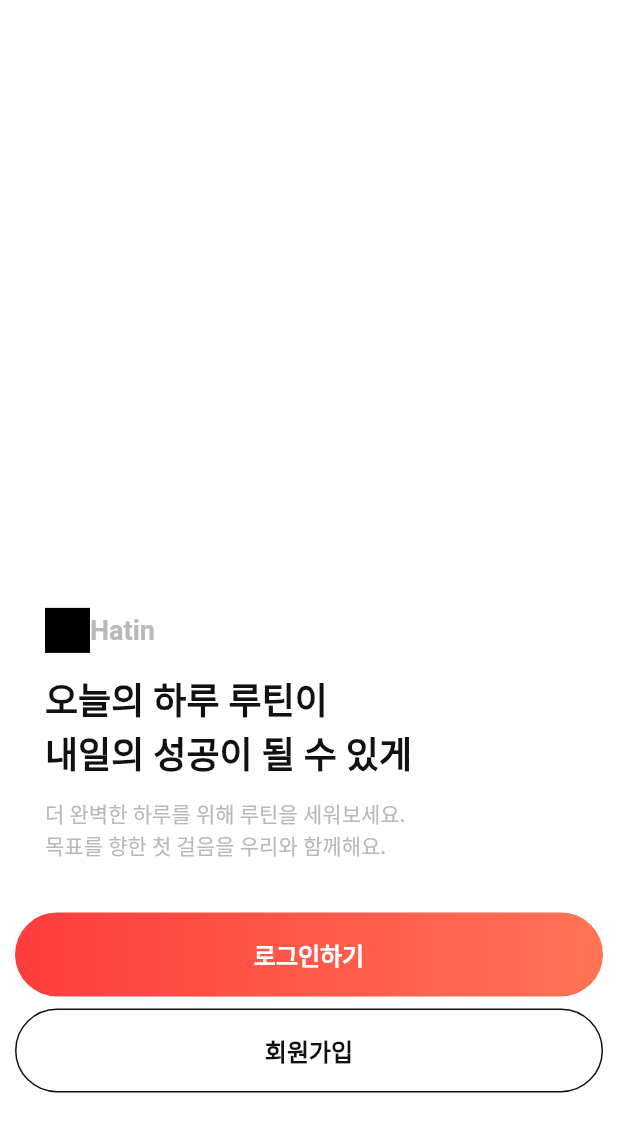
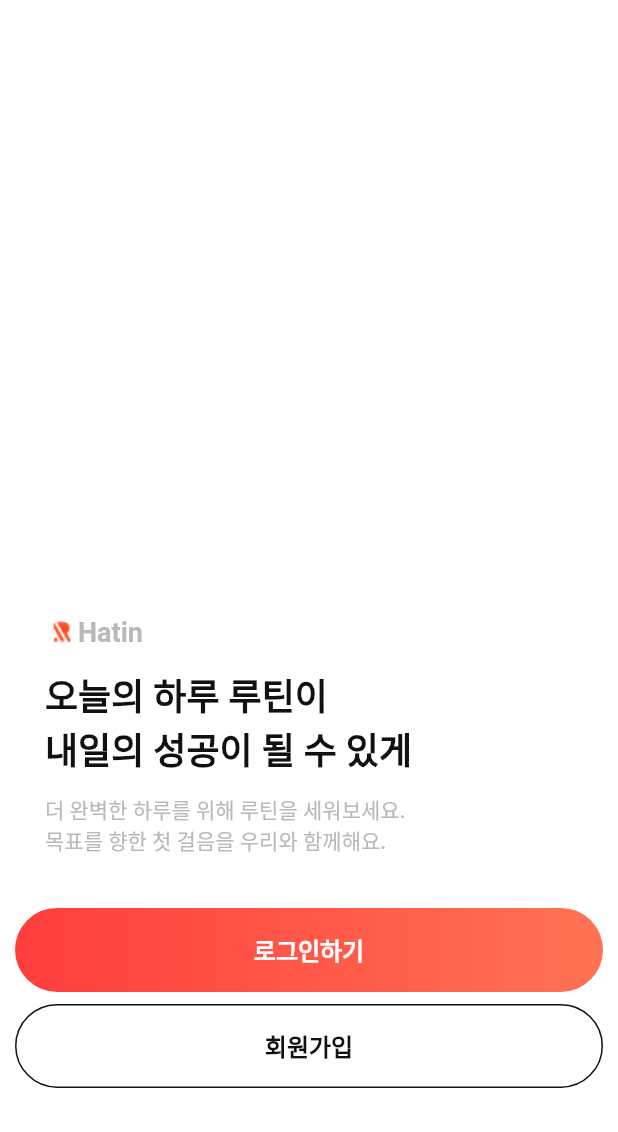
Before and after one commit to formart12/hatin-project, a Flutter app: the screen it shows after launch, on a phone screen of 412 x 824 dp. Shown: the top 1132 px of the screen. Run offline on Flutter 3.47's test engine with Material 3 defaults, Android fonts, the phone set to English and light mode, and no system bars.

Commit message:
온보딩 페이지로 변경

```diff
--- a/lib/main.dart
+++ b/lib/main.dart
@@ -3,7 +3,7 @@ import 'package:hatin/src/repository/routin_repository.dart';
 import 'package:hatin/src/service/routin_service.dart';
 import 'package:hatin/src/ui/app/app.dart';
 import 'package:hatin/src/ui/app/app_view_model.dart';
-import 'package:hatin/src/ui/login/login_view.dart';
+import 'package:hatin/src/ui/onboard/onboard_view.dart';
 import 'package:hatin/src/ui/routine/routin_add_page.dart';
 import 'package:hatin/src/ui/routine/routin_view_model.dart';
 import 'package:provider/provider.dart';
@@ -47,10 +47,10 @@ class MyApp extends StatelessWidget {
                 selectedItemColor: Color(0xffFE4F28))),
         routes: {
           "/": (context) => const App(),
-          "/login": (context) => const LoginView(),
+          "/onboard": (context) => const OnboardView(),
           "/routinAddPage": (context) => const RoutinAddPage(),
         },
-        initialRoute: "/login",
+        initialRoute: "/onboard",
       ),
     );
   }
--- a/lib/src/ui/login/login_view.dart
+++ b/lib/src/ui/onboard/onboard_view.dart
@@ -1,10 +1,10 @@
-import 'package:flutter/cupertino.dart';
 import 'package:flutter/material.dart';
 import 'package:hatin/src/widget/gradient_button.dart';
 import 'package:hatin/src/widget/custom_outlined_button.dart';
+import 'package:hatin/src/widget/hattin_image_icon.dart';
 
-class LoginView extends StatelessWidget {
-  const LoginView({super.key});
+class OnboardView extends StatelessWidget {
+  const OnboardView({super.key});
 
   @override
   Widget build(BuildContext context) {
@@ -49,11 +49,7 @@ class LoginView extends StatelessWidget {
                 children: [
                   Padding(
                     padding: const EdgeInsets.symmetric(vertical: 1.0),
-                    child: Container(
-                      width: 30,
-                      height: 30,
-                      color: Colors.black,
-                    ),
+                    child: HattinImageIcon(path: ImagePath.logo),
                   ),
                   const Padding(
                     padding: EdgeInsets.symmetric(vertical: 1.0),
--- /dev/null
+++ b/lib/src/widget/hattin_image_icon.dart
@@ -0,0 +1,18 @@
+import 'package:flutter/material.dart';
+
+class HattinImageIcon extends StatelessWidget {
+  final String path;
+  const HattinImageIcon({super.key, required this.path});
+
+  @override
+  Widget build(BuildContext context) {
+    return Image.asset(
+      path,
+      fit: BoxFit.cover,
+    );
+  }
+}
+
+class ImagePath {
+  static String get logo => "asset/image/hattin_logo.png";
+}
--- a/pubspec.yaml
+++ b/pubspec.yaml
@@ -66,9 +66,8 @@ flutter:
   uses-material-design: true
 
   # To add assets to your application, add an assets section, like this:
-  # assets:
-  #   - images/a_dot_burr.jpeg
-  #   - images/a_dot_ham.jpeg
+  assets:
+    - asset/image/
 
   # An image asset can refer to one or more resolution-specific "variants", see
   # https://flutter.dev/assets-and-images/#resolution-aware
```
Also changed, not shown: asset/image/hattin_logo.png (added), lib/src/ui/login/login_view_model.dart (deleted).
